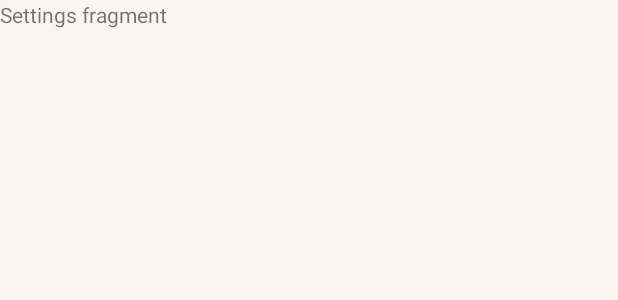
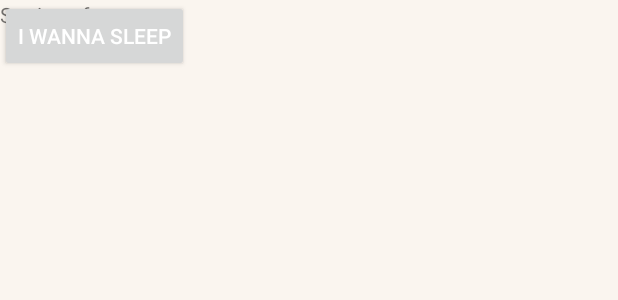
Before and after one commit to bensuwun/Teamwork, an Android app: the layout fragment_settings.xml on its own in the app's theme, with its tools: preview values and no code run, on a phone screen of 412 x 824 dp. Shown: the top 300 px of the screen. Run offline under Robolectric (Android 15) with nearby library versions, the phone set to English and light mode, and no system bars.

Commit message:
Merged Again

```diff
--- a/app/src/main/java/ph/edu/dlsu/mobdeve/s17/sun/benedict/teamwork/ui/authentication/Login.kt
+++ b/app/src/main/java/ph/edu/dlsu/mobdeve/s17/sun/benedict/teamwork/ui/authentication/Login.kt
@@ -65,5 +65,4 @@ class Login : Fragment() {
         }
         return view
     }
-
 }
--- a/app/src/main/res/layout/fragment_settings.xml
+++ b/app/src/main/res/layout/fragment_settings.xml
@@ -10,4 +10,11 @@
         android:layout_height="match_parent"
         android:text="Settings fragment" />
 
+    <androidx.appcompat.widget.AppCompatButton
+        android:layout_width="wrap_content"
+        android:layout_height="wrap_content"
+        android:id="@+id/temp_logout_btn"
+        android:text="I wanna sleep"
+        />
+
 </FrameLayout>
--- a/app/src/main/res/values/strings.xml
+++ b/app/src/main/res/values/strings.xml
@@ -28,10 +28,4 @@
     <string name="projects">Projects</string>
     <string name="guild_post_dummy_text">I want to somehow be as strong as Saitama, he’s my biggest idol! But I can’t seem to do push-ups properly, any tips?</string>
 
-    <!--
-        This value is temporary. There is an issue with Gradle-Firebase with this attribute injection.
-        This is a temporary fix.
-     -->
-    <string name="default_web_client_id">225389906201-3kt0ihulohcc35g0ehp0d33b7364udh3.apps.googleusercontent.com</string>
-
 </resources>
```
Also changed, not shown: app/src/main/java/ph/edu/dlsu/mobdeve/s17/sun/benedict/teamwork/ui/home/Settings.kt (+19 -0 lines).
